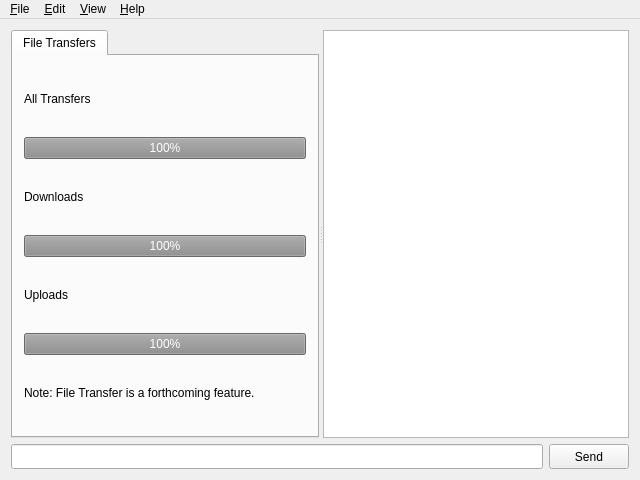
m42a/Lirch, file ui/qt/lirch_qt_interface.ui: the form before one commit.
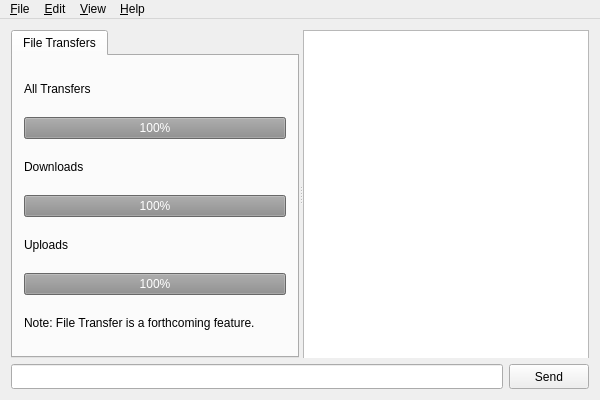
The form after the commit.

Patch:
```diff
--- a/ui/qt/lirch_qt_interface.ui
+++ b/ui/qt/lirch_qt_interface.ui
@@ -6,8 +6,8 @@
    <rect>
     <x>0</x>
     <y>0</y>
-    <width>640</width>
-    <height>480</height>
+    <width>600</width>
+    <height>400</height>
    </rect>
   </property>
   <property name="sizePolicy">
@@ -18,8 +18,8 @@
   </property>
   <property name="minimumSize">
    <size>
-    <width>640</width>
-    <height>480</height>
+    <width>600</width>
+    <height>400</height>
    </size>
   </property>
   <property name="windowTitle">
```
